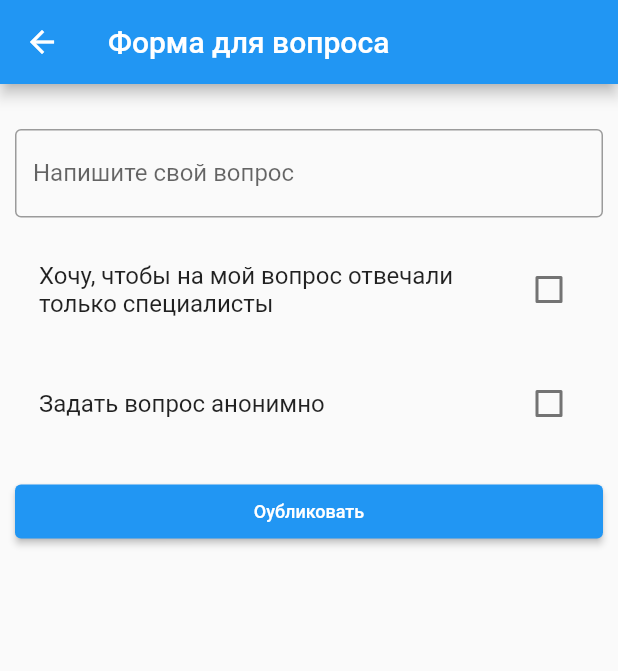
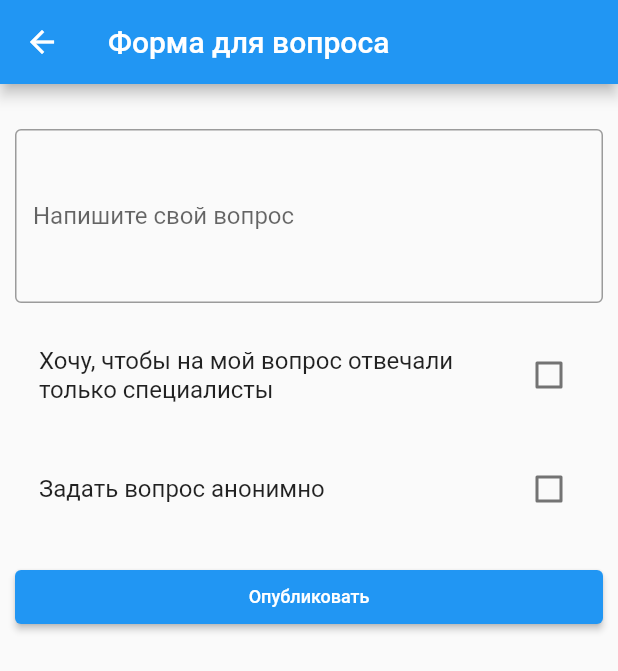
Before and after one commit to itgirlschool/mobile8_project1, a Flutter app: the QuestionScreen screen opened directly, on a phone screen of 412 x 824 dp. Shown: the top 671 px of the screen. Run offline on Flutter 3.47's test engine with Material 2 defaults, Android fonts, the light colour scheme and no system bars; our stand-ins replace pinput, shared_preferences; accounts and stored records are empty.

Commit message:
учтены комментарии

```diff
--- a/lib/screens/app_bar_screens/questions_page.dart
+++ b/lib/screens/app_bar_screens/questions_page.dart
@@ -37,6 +37,9 @@ class ThemeQuestionPage extends StatelessWidget {
                       height: 150,
                     ),
                   ),
+                  const SizedBox(
+                    height: 10,
+                  ),
                   const Text('Семья', style: TextStyle(color: Colors.white)),
                 ],
               ),
@@ -55,6 +58,9 @@ class ThemeQuestionPage extends StatelessWidget {
                       width: 150,
                       height: 150,
                     ),
+                  ),
+                  const SizedBox(
+                    height: 10,
                   ),
                   const Text('Работа', style: TextStyle(color: Colors.white)),
                 ],
@@ -81,6 +87,9 @@ class ThemeQuestionPage extends StatelessWidget {
                       height: 150,
                     ),
                   ),
+                  const SizedBox(
+                    height: 10,
+                  ),
                   const Text('Отношения',
                       style: TextStyle(color: Colors.white)),
                 ],
@@ -100,6 +109,9 @@ class ThemeQuestionPage extends StatelessWidget {
                         width: 150,
                         height: 150,
                       )),
+                  const SizedBox(
+                    height: 10,
+                  ),
                   const Text(
                     'Дети',
                     style: TextStyle(color: Colors.white),
@@ -132,19 +144,26 @@ class _QuestionScreen extends State<QuestionScreen> {
   final GlobalKey<FormState> _formkey = GlobalKey<FormState>();
 
   Widget biuldQuestionField() {
-    return TextFormField(
-      decoration: const InputDecoration(
+    return const TextField(
+      decoration: InputDecoration(
           labelText: 'Напишите свой вопрос', border: OutlineInputBorder()),
-      keyboardType: TextInputType.text,
-      validator: (value) {
-        if (value!.isEmpty) {
-          return 'Напишите вопрос';
-        }
-      },
-      onSaved: (value) {
-        _question = value;
-      },
+      keyboardType: TextInputType.multiline,
+      maxLines: 4,
     );
+
+    // TextFormField(
+    //   decoration: const InputDecoration(
+    //       labelText: 'Напишите свой вопрос', border: OutlineInputBorder()),
+    //   keyboardType: TextInputType.text,
+    //   validator: (value) {
+    //     if (value!.isEmpty) {
+    //       return 'Напишите вопрос';
+    //     }
+    //   },
+    //   onSaved: (value) {
+    //     _question = value;
+    //   },
+    // );
   }
 
   Widget biuldPsychologistField() {
@@ -214,7 +233,7 @@ class _QuestionScreen extends State<QuestionScreen> {
                       );
                     },
                     child: const Text(
-                      'Оубликовать',
+                      'Опубликовать',
                       style: TextStyle(
                         color: Colors.white,
                         fontSize: 12,
```
